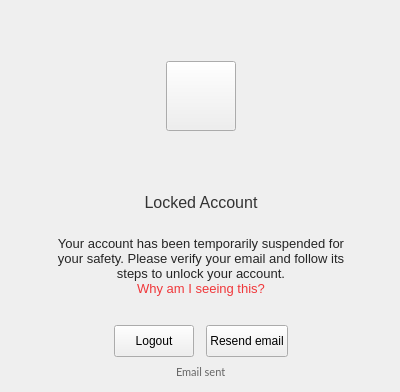
Qt form src/MEGASync/gui/linux/GuestWidget.ui (meganz/MEGAsync) before a commit.
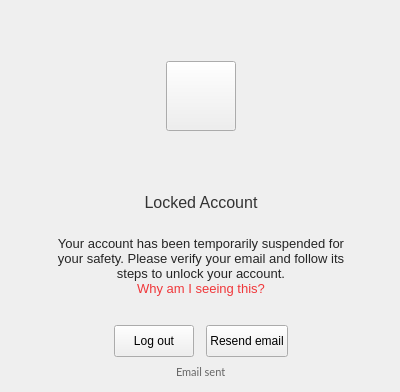
The same form after that commit. The open tabs and pages were chosen to show the change. Icons and pictures are not drawn.

Commit message: SNC-2316 Source edit "Logout" to "Log out"

What changed in the file:
```diff
--- a/src/MEGASync/gui/linux/GuestWidget.ui
+++ b/src/MEGASync/gui/linux/GuestWidget.ui
@@ -1437,7 +1437,7 @@
                    <cursorShape>PointingHandCursor</cursorShape>
                   </property>
                   <property name="text">
-                   <string>Logout</string>
+                   <string>Log out</string>
                   </property>
                  </widget>
                 </item>
```
Left out of the diff: 2 changed lines with no effect on the pictures. The commit also changes 13 other files.
